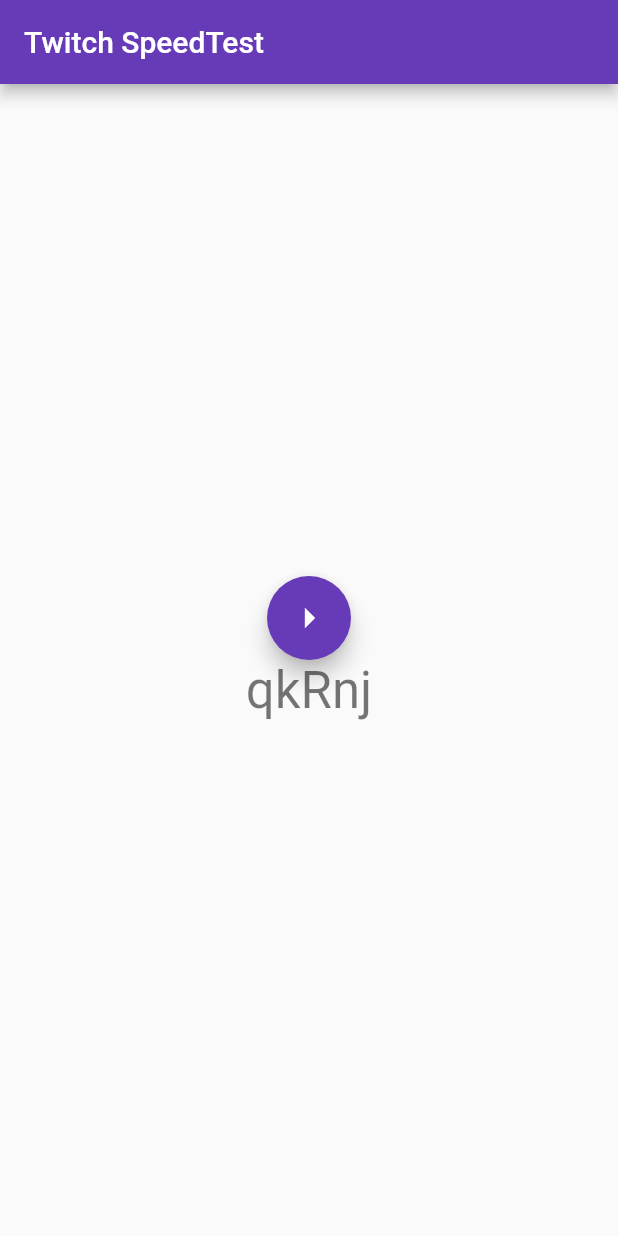
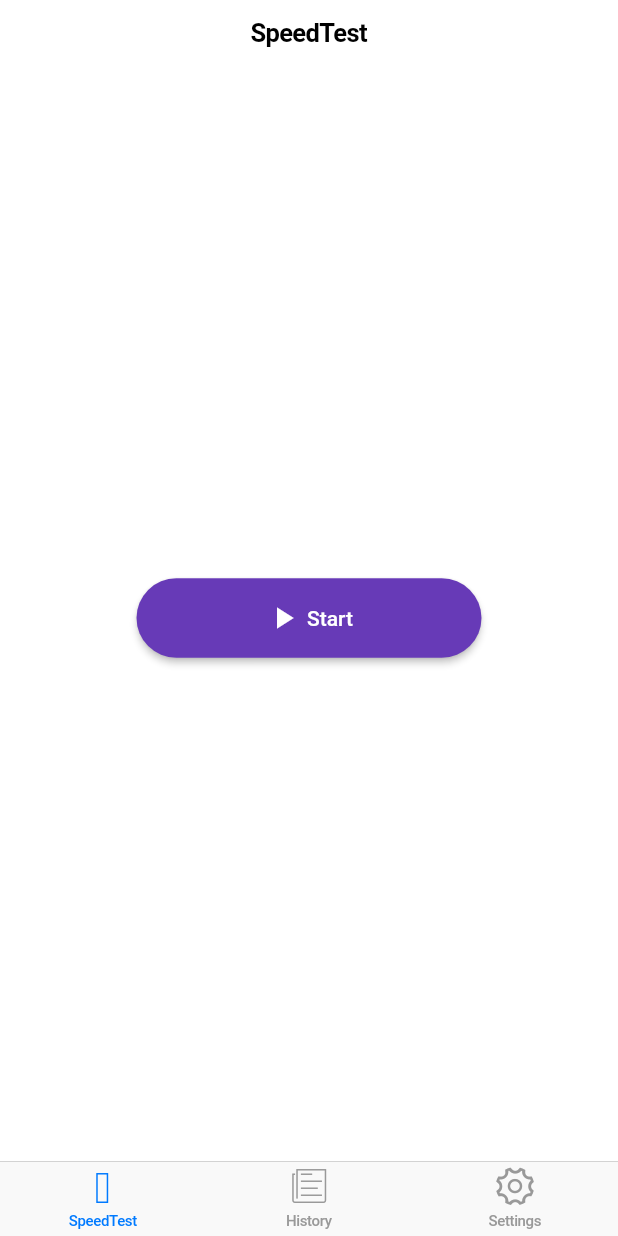
Before and after one commit to ssut/twitch-speedtest, a Flutter app: the screen it shows after launch, on a phone screen of 412 x 824 dp. Run offline on Flutter 3.47's test engine with Material 2 defaults, Android fonts, the phone set to English and light mode, and no system bars; drawn by our look-alikes of progress_state_button; our stand-ins replace easy_localization, flutter_spinkit, random_string; missing offline and left inert: flutter_hls_parser; network calls fail.

Commit message:
refactor(app): separate views

```diff
--- a/lib/main.dart
+++ b/lib/main.dart
@@ -1,156 +1,19 @@
+import 'package:easy_localization/easy_localization.dart';
+import 'package:flutter/cupertino.dart';
 import 'package:flutter/material.dart';
-import 'package:flutter_hls_parser/flutter_hls_parser.dart';
-import 'package:http/http.dart';
-import 'package:twitch_speedtest/src/geoip/geoip.dart';
-import 'package:twitch_speedtest/src/geoip/response.dart';
-import 'package:twitch_speedtest/src/twitch/client.dart';
-import 'dart:ui' as ui;
-
-import 'package:twitch_speedtest/src/twitch/servers.dart';
+import 'package:twitch_speedtest/src/app.dart';
 
 void main() {
-
-  runApp(MyApp());
+  runApp(
+      EasyLocalization(
+        supportedLocales: [
+          Locale('ko', 'KR'),
+          Locale('en', 'US'),
+          Locale('ja', 'JP'),
+        ],
+        path: 'assets/translations',
+        fallbackLocale: Locale('en', 'US'),
+        child: TwitchSpeedTestApp(),
+      )
+  );
 }
-
-class MyApp extends StatelessWidget {
-  // This widget is the root of your application.
-  @override
-  Widget build(BuildContext context) {
-    return MaterialApp(
-      title: 'Flutter',
-      theme: ThemeData(
-        // This is the theme of your application.
-        //
-        // Try running your application with "flutter run". You'll see the
-        // application has a blue toolbar. Then, without quitting the app, try
-        // changing the primarySwatch below to Colors.green and then invoke
-        // "hot reload" (press "r" in the console where you ran "flutter run",
-        // or simply save your changes to "hot reload" in a Flutter IDE).
-        // Notice that the counter didn't reset back to zero; the application
-        // is not restarted.
-        primarySwatch: Colors.deepPurple,
-        // This makes the visual density adapt to the platform that you run
-        // the app on. For desktop platforms, the controls will be smaller and
-        // closer together (more dense) than on mobile platforms.
-        visualDensity: VisualDensity.adaptivePlatformDensity,
-      ),
-      home: Main(title: 'Twitch SpeedTest'),
-    );
-  }
-}
-
-class Main extends StatefulWidget {
-  Main({Key key, this.title}) : super(key: key);
-
-  // This widget is the home page of your application. It is stateful, meaning
-  // that it has a State object (defined below) that contains fields that affect
-  // how it looks.
-
-  // This class is the configuration for the state. It holds the values (in this
-  // case the title) provided by the parent (in this case the App widget) and
-  // used by the build method of the State. Fields in a Widget subclass are
-  // always marked "final".
-
-  final String title;
-
-  @override
-  _MainState createState() => _MainState();
-}
-
-class _MainState extends State<Main> {
-  bool isLoading = true;
-
-  final client = new TwitchClient();
-  List<List<Variant>> hlsVariantsInfos;
-  Set<TwitchServer> twitchServers = Set();
-  String servers = '';
-  GeoIpResponse myIpInfo;
-
-  @override
-  void initState() {
-    super.initState();
-
-    _load();
-  }
-
-  void _load() async {
-    try {
-      myIpInfo = await GeoIP.getMyInfo();
-    } catch (e) {
-      print(e);
-    }
-
-    setState(() {
-      isLoading = false;
-    });
-  }
-
-  void _start() async {
-    if (isLoading) {
-      return;
-    }
-
-    setState(() {
-      isLoading = true;
-      twitchServers.clear();
-    });
-
-    final streams = await client.getRecommendedStreams(count: 15);
-    hlsVariantsInfos = await Future.wait(
-      streams.map((stream) async {
-        final accessToken = await client.getChannelAccessToken(username: stream.broadcaster.username);
-
-        return client.getHLSInfo(
-          username: stream.broadcaster.username,
-          token: accessToken.token,
-          signature: accessToken.sig,
-        );
-      }),
-    );
-
-    Set<TwitchServer> servers = Set();
-    for (var variants in hlsVariantsInfos) {
-      final first = variants.first;
-
-      if (first.url.host.startsWith('video-weaver.')) {
-        final code = first.url.host.split('.')[1];
-        final server = findTwitchServer(code);
-        if (server != null) {
-          servers.add(server);
-        }
-      }
-    }
-
-    setState(() {
-      twitchServers = servers;
-    });
-    print("servers set");
-  }
-
-  @override
-  Widget build(BuildContext context) {
-    return Scaffold(
-      appBar: AppBar(
-        title: Text(widget.title),
-      ),
-      body: Center(
-        child: Column(
-          mainAxisAlignment: MainAxisAlignment.center,
-          children: <Widget>[
-            isLoading ?
-            CircularProgressIndicator() :
-            FloatingActionButton(onPressed: _start, tooltip: 'Test', child: Icon(Icons.arrow_right, size: 32)),
-            Text(
-              'qkRnj',
-              style: Theme.of(context).textTheme.headline4,
-            ),
-            Text(
-              twitchServers.length == 0 ? '' : 'server(s): ${twitchServers.map((server) => server.location).join(', ')}',
-            ),
-          ],
-        ),
-      ),
-    );
-  }
-}
--- /dev/null
+++ b/lib/src/app.dart
@@ -0,0 +1,108 @@
+import 'package:flutter/cupertino.dart';
+import 'package:flutter/services.dart';
+import 'package:easy_localization/easy_localization.dart';
+import 'dart:ui' as ui;
+import 'package:provider/provider.dart';
+import 'package:twitch_speedtest/src/models/app_state_model.dart';
+import 'package:twitch_speedtest/src/models/history_model.dart';
+import 'package:twitch_speedtest/src/models/settings_model.dart';
+import 'package:twitch_speedtest/src/models/twitch_state_model.dart';
+
+import 'package:twitch_speedtest/src/views/speedtest_tab_view.dart';
+
+class TwitchSpeedTestApp extends StatelessWidget {
+  final appState = AppStateModel();
+  final twitchState = TwitchStateModel();
+  final history = HistoryModel();
+  final settings = SettingsModel();
+
+  @override
+  Widget build(BuildContext context) {
+    SystemChrome.setPreferredOrientations(
+        [DeviceOrientation.portraitUp, DeviceOrientation.portraitDown]);
+
+    setLocale(context);
+    return MultiProvider(
+      providers: [
+        ChangeNotifierProvider<AppStateModel>(create: (_) {
+          appState.init();
+          return appState;
+        }),
+        ChangeNotifierProvider<TwitchStateModel>(create: (_) => twitchState),
+        ChangeNotifierProvider<HistoryModel>(create: (_) => history),
+        ChangeNotifierProvider<SettingsModel>(create: (_) => settings),
+      ],
+      child: CupertinoApp(
+        localizationsDelegates: context.localizationDelegates,
+        supportedLocales: context.supportedLocales,
+        locale: context.locale,
+        home: TwitchSpeedTestHomePage(),
+      ),
+    );
+
+  }
+
+  void setLocale(BuildContext context) {
+    switch (ui.window.locale?.languageCode) {
+      case 'ko':
+        context.locale = Locale('ko', 'KR');
+        break;
+
+      case 'en':
+        context.locale = Locale('en', 'US');
+        break;
+
+      case 'ja':
+        context.locale = Locale('ja', 'JP');
+        break;
+
+      case 'zh':
+        if (ui.window.locale.scriptCode == 'Hant') {
+          context.locale = Locale('zh', 'TW');
+        }
+        if (ui.window.locale.countryCode == 'HK' ||
+            ui.window.locale.countryCode == 'TW' ||
+            ui.window.locale.countryCode == 'CN') {
+          context.locale = Locale('zh', ui.window.locale.countryCode);
+        } else
+          context.locale = Locale('zh', 'CN');
+        break;
+
+      default:
+        break;
+    }
+  }
+}
+
+class TwitchSpeedTestHomePage extends StatelessWidget {
+  @override
+  Widget build(BuildContext context) {
+    return CupertinoTabScaffold(tabBar: CupertinoTabBar(
+      items: const <BottomNavigationBarItem>[
+        BottomNavigationBarItem(
+          icon: Icon(IconData(0xf2b3, fontFamily: CupertinoIcons.iconFont, fontPackage: CupertinoIcons.iconFontPackage)),
+          title: Text('SpeedTest'),
+        ),
+        BottomNavigationBarItem(
+          icon: Icon(IconData(0xf471, fontFamily: CupertinoIcons.iconFont, fontPackage: CupertinoIcons.iconFontPackage)),
+          title: Text('History'),
+        ),
+        BottomNavigationBarItem(
+          icon: Icon(CupertinoIcons.gear),
+          title: Text('Settings'),
+        ),
+      ],
+    ), tabBuilder: (context, index) {
+      CupertinoTabView tabView;
+      switch (index) {
+        case 0:
+          tabView = CupertinoTabView(builder: (context) {
+            return SpeedTestTabView();
+          });
+          break;
+      }
+
+      return tabView;
+    });
+  }
+}
--- /dev/null
+++ b/lib/src/views/speedtest_tab_view.dart
@@ -0,0 +1,100 @@
+import 'package:flutter/cupertino.dart';
+import 'package:flutter/material.dart';
+import 'package:flutter_spinkit/flutter_spinkit.dart';
+import 'package:progress_state_button/iconed_button.dart';
+import 'package:progress_state_button/progress_button.dart';
+import 'package:provider/provider.dart';
+import 'package:twitch_speedtest/src/models/app_state_model.dart';
+import 'package:twitch_speedtest/src/models/twitch_state_model.dart';
+
+class SpeedTestTabView extends StatelessWidget {
+  Widget get _appLoading {
+    return SpinKitFadingCircle(
+      color: Colors.deepPurple,
+      size: 50.0,
+    );
+  }
+
+  Widget _standby({ TwitchLoadingState state, Function onStartButtonPress }) {
+    ButtonState buttonState = ButtonState.idle;
+
+    switch (state) {
+      case TwitchLoadingState.Error:
+        buttonState = ButtonState.fail;
+        break;
+
+      case TwitchLoadingState.Preparing:
+        buttonState = ButtonState.loading;
+        break;
+    }
+
+    return SizedBox(
+      child: Column(
+        mainAxisAlignment: MainAxisAlignment.center,
+        children: <Widget>[
+          Row(
+            mainAxisAlignment: MainAxisAlignment.center,
+            children: <Widget>[
+              ProgressButton.icon(iconedButtons: {
+                ButtonState.idle:
+                    IconedButton(
+                      text: 'Start',
+                      icon: Icon(Icons.play_arrow, color: Colors.white),
+                      color: Colors.deepPurple.shade500,
+                    ),
+
+                ButtonState.loading:
+                    IconedButton(
+                      text: 'Loading',
+                      color: Colors.deepPurple.shade700,
+                    ),
+
+                ButtonState.fail:
+                    IconedButton(
+                      text: 'Failed',
+                      color: Colors.deepPurple.shade700,
+                      icon: Icon(Icons.cancel, color: Colors.white),
+                    ),
+
+                ButtonState.success:
+                    IconedButton(
+                      text: 'Success',
+                      icon: Icon(Icons.check_circle, color: Colors.white),
+                      color: Colors.deepPurple.shade700,
+                    ),
+                },
+                onPressed: onStartButtonPress,
+                state: buttonState,
+              ),
+            ],
+          ),
+        ],
+      ),
+    );
+  }
+
+  @override
+  Widget build(BuildContext context) {
+    return Consumer2<AppStateModel, TwitchStateModel>(
+      builder: (context, appState, twitchState, child) {
+        Widget child = SizedBox();
+
+        if (appState.isLoading) {
+          child = _appLoading;
+        } else {
+          child = _standby(
+              state: twitchState.state,
+              onStartButtonPress: twitchState.init,
+          );
+        }
+
+        return CupertinoPageScaffold(
+          navigationBar: CupertinoNavigationBar(
+            middle: Text('SpeedTest'),
+          ),
+          child: child,
+        );
+      },
+    );
+  }
+}
```
